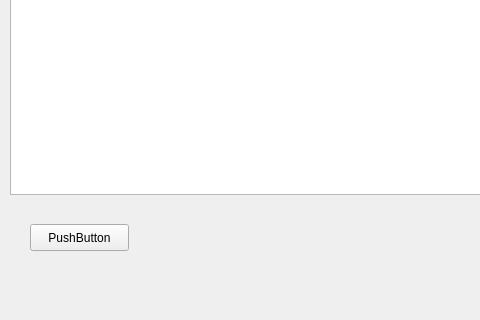
Old version of the form mainwindow.ui in the repository caiweiwenjs/cprinter; both pictures show x 0 to 480 and y 153 to 473 of the 679 by 473 pixel window.
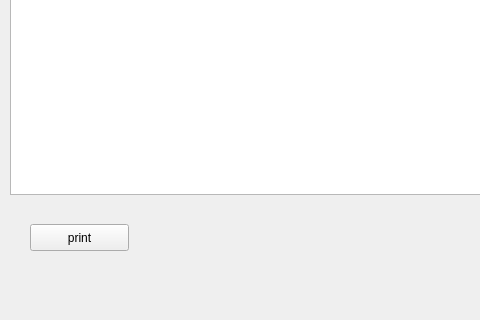
New version of the form.

Commit message: can print by cprinter

Patch:
```diff
--- a/mainwindow.ui
+++ b/mainwindow.ui
@@ -24,7 +24,7 @@
      </rect>
     </property>
     <property name="text">
-     <string>PushButton</string>
+     <string>print</string>
     </property>
    </widget>
    <widget class="QListWidget" name="listWidget">
```
The commit also changes 11 other files.
